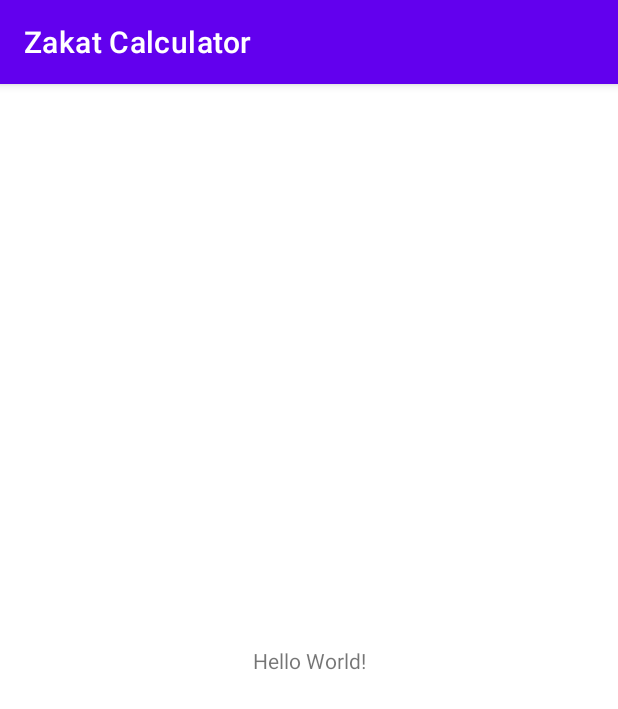
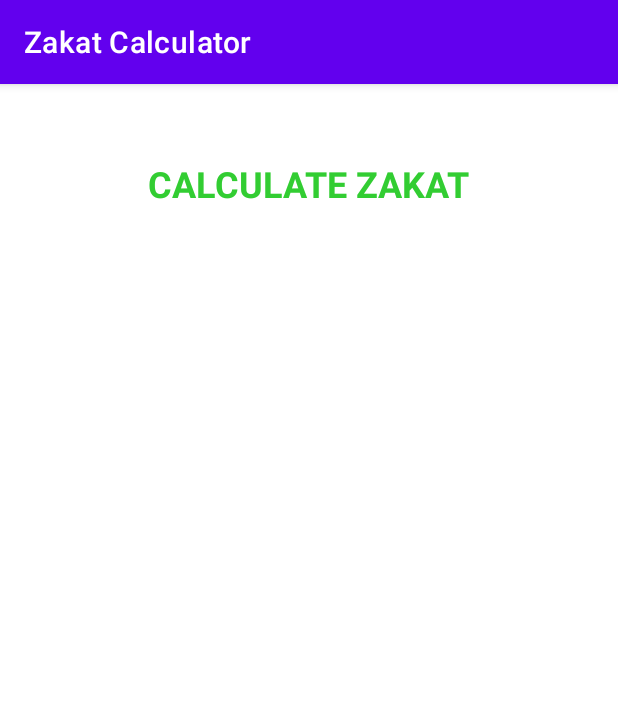
Before and after one commit to rmahmadkhan/zakat-calculator, an Android app: the screen it shows after launch (MainActivity), on a phone screen of 412 x 824 dp. Shown: the top 709 px of the screen. Run offline under Robolectric (Android 15) with nearby library versions, the phone set to English and light mode, and no system bars.

Commit message:
Added textViewTitle

```diff
--- a/app/src/main/res/layout/activity_main.xml
+++ b/app/src/main/res/layout/activity_main.xml
@@ -7,12 +7,17 @@
     tools:context=".MainActivity">
 
     <TextView
+        android:id="@+id/textViewTitle"
         android:layout_width="wrap_content"
         android:layout_height="wrap_content"
-        android:text="Hello World!"
-        app:layout_constraintBottom_toBottomOf="parent"
-        app:layout_constraintLeft_toLeftOf="parent"
-        app:layout_constraintRight_toRightOf="parent"
+        android:layout_marginTop="50dp"
+        android:text="Calculate Zakat"
+        android:textAllCaps="true"
+        android:textColor="#32cd32"
+        android:textSize="24sp"
+        android:textStyle="bold"
+        app:layout_constraintEnd_toEndOf="parent"
+        app:layout_constraintStart_toStartOf="parent"
         app:layout_constraintTop_toTopOf="parent" />
 
 </androidx.constraintlayout.widget.ConstraintLayout>
```
